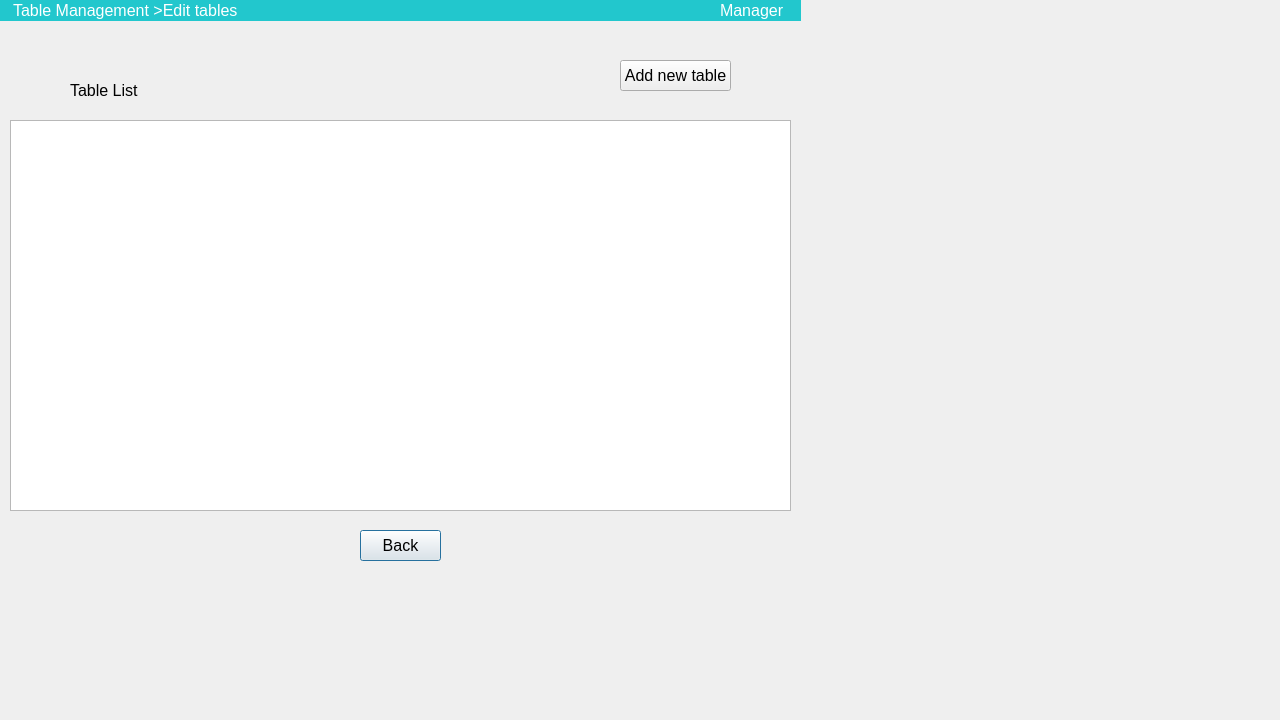
The window that RMS_qt/edit.ui (dev-pratik02/RMS) describes before a commit, drawn with Qt 5.
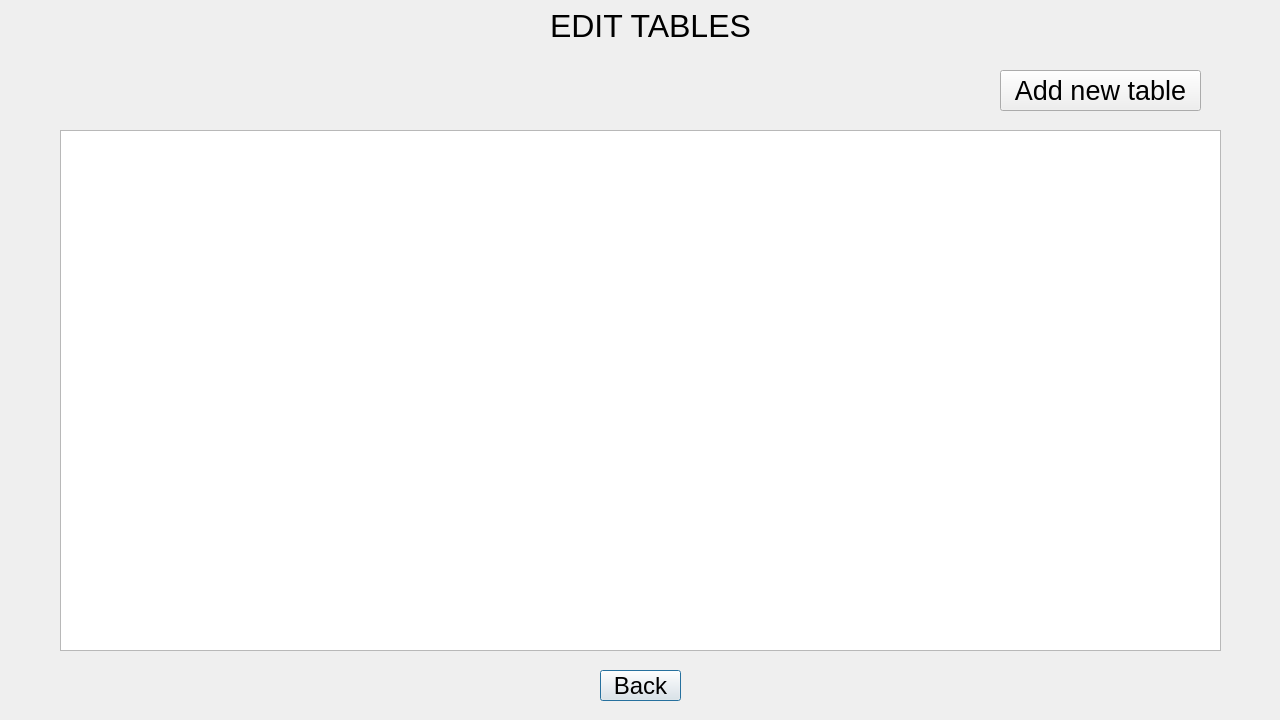
The same window after the commit.

What changed in the file:
```diff
--- a/RMS_qt/edit.ui
+++ b/RMS_qt/edit.ui
@@ -25,49 +25,21 @@
   <property name="windowTitle">
    <string>edit_table</string>
   </property>
-  <widget class="QLabel" name="label">
-   <property name="geometry">
-    <rect>
-     <x>0</x>
-     <y>0</y>
-     <width>801</width>
-     <height>21</height>
-    </rect>
-   </property>
-   <property name="styleSheet">
-    <string notr="true">color:white;
-background-color:rgb(34,199,205);</string>
-   </property>
-   <property name="text">
-    <string>   Table Management &gt;Edit tables</string>
-   </property>
-  </widget>
-  <widget class="QLabel" name="label_2">
-   <property name="geometry">
-    <rect>
-     <x>720</x>
-     <y>0</y>
-     <width>81</width>
-     <height>21</height>
-    </rect>
-   </property>
-   <property name="styleSheet">
-    <string notr="true">color:white;
-background-color:rgb(34,199,205);</string>
-   </property>
-   <property name="text">
-    <string>Manager</string>
-   </property>
-  </widget>
   <widget class="QPushButton" name="btn_back">
    <property name="geometry">
     <rect>
-     <x>360</x>
-     <y>530</y>
+     <x>600</x>
+     <y>670</y>
      <width>81</width>
      <height>31</height>
     </rect>
    </property>
+   <property name="font">
+    <font>
+     <family>Arial</family>
+     <pointsize>18</pointsize>
+    </font>
+   </property>
    <property name="text">
     <string>Back</string>
    </property>
@@ -75,37 +47,55 @@
   <widget class="QPushButton" name="btn_add">
    <property name="geometry">
     <rect>
-     <x>620</x>
-     <y>60</y>
-     <width>111</width>
-     <height>31</height>
+     <x>1000</x>
+     <y>70</y>
+     <width>201</width>
+     <height>41</height>
     </rect>
    </property>
+   <property name="font">
+    <font>
+     <family>Arial</family>
+     <pointsize>20</pointsize>
+    </font>
+   </property>
    <property name="text">
     <string>Add new table</string>
    </property>
   </widget>
-  <widget class="QLabel" name="label_3">
-   <property name="geometry">
-    <rect>
-     <x>70</x>
-     <y>80</y>
-     <width>81</width>
-     <height>21</height>
-    </rect>
-   </property>
-   <property name="text">
-    <string>Table List</string>
-   </property>
-  </widget>
   <widget class="QTableWidget" name="table_view">
    <property name="geometry">
     <rect>
-     <x>10</x>
-     <y>120</y>
-     <width>781</width>
-     <height>391</height>
+     <x>60</x>
+     <y>130</y>
+     <width>1161</width>
+     <height>521</height>
     </rect>
+   </property>
+   <property name="font">
+    <font>
+     <family>Arial</family>
+     <pointsize>16</pointsize>
+    </font>
+   </property>
+  </widget>
+  <widget class="QLabel" name="label">
+   <property name="geometry">
+    <rect>
+     <x>550</x>
+     <y>10</y>
+     <width>221</width>
+     <height>31</height>
+    </rect>
+   </property>
+   <property name="font">
+    <font>
+     <family>Arial</family>
+     <pointsize>24</pointsize>
+    </font>
+   </property>
+   <property name="text">
+    <string>EDIT TABLES</string>
    </property>
   </widget>
  </widget>
```
